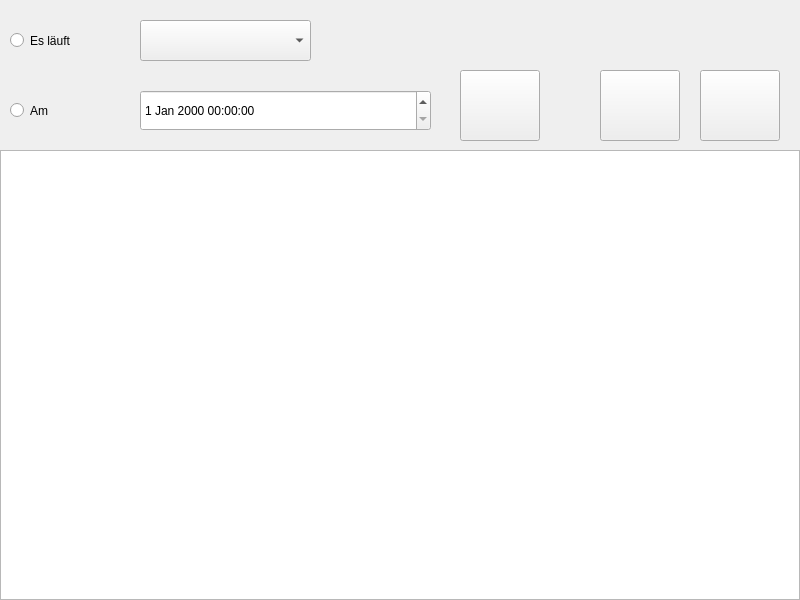
This is tv-browserm/tv-browserm/src/mainwindow.ui in Nadahar/tvbrowser as Qt 5 draws it before an edit. The edited form follows.
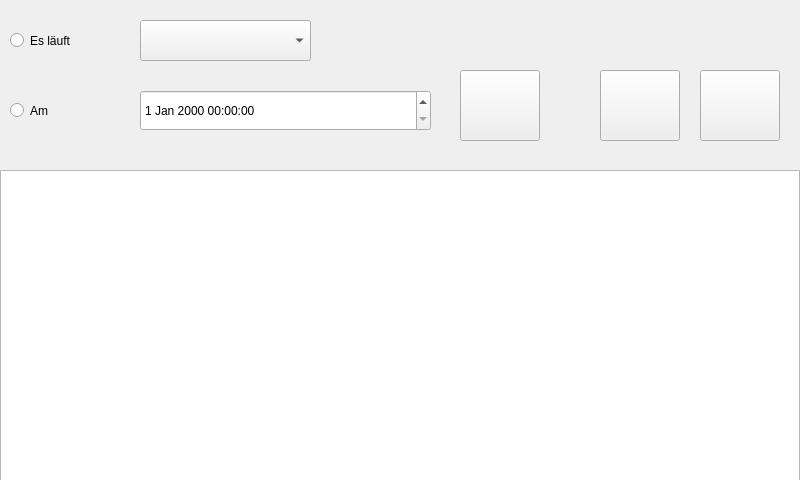
This is the edited form. Icons and pictures are not drawn.

Patch:
```diff
--- a/tv-browserm/tv-browserm/src/mainwindow.ui
+++ b/tv-browserm/tv-browserm/src/mainwindow.ui
@@ -7,7 +7,7 @@
     <x>0</x>
     <y>0</y>
     <width>800</width>
-    <height>600</height>
+    <height>480</height>
    </rect>
   </property>
   <property name="windowTitle">
@@ -18,9 +18,9 @@
     <property name="geometry">
      <rect>
       <x>0</x>
-      <y>150</y>
+      <y>170</y>
       <width>800</width>
-      <height>450</height>
+      <height>311</height>
      </rect>
     </property>
    </widget>
```
